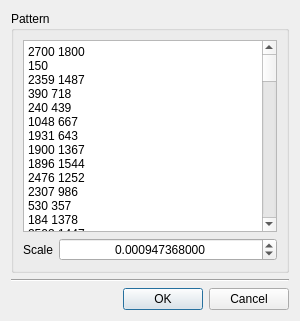
Before: the Qt Designer form app/ui/UchiyamaFinder.ui in xalpha/iris, drawn with Qt 5.
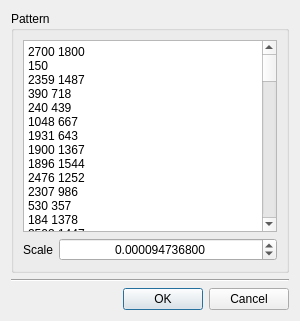
After: the same form once the commit is applied.

Diff of the .ui file:
```diff
--- a/app/ui/UchiyamaFinder.ui
+++ b/app/ui/UchiyamaFinder.ui
@@ -209,7 +209,7 @@
          <double>99999999.989999994635582</double>
         </property>
         <property name="value">
-         <double>0.000947368000000</double>
+         <double>0.000094736800000</double>
         </property>
        </widget>
       </item>
```
